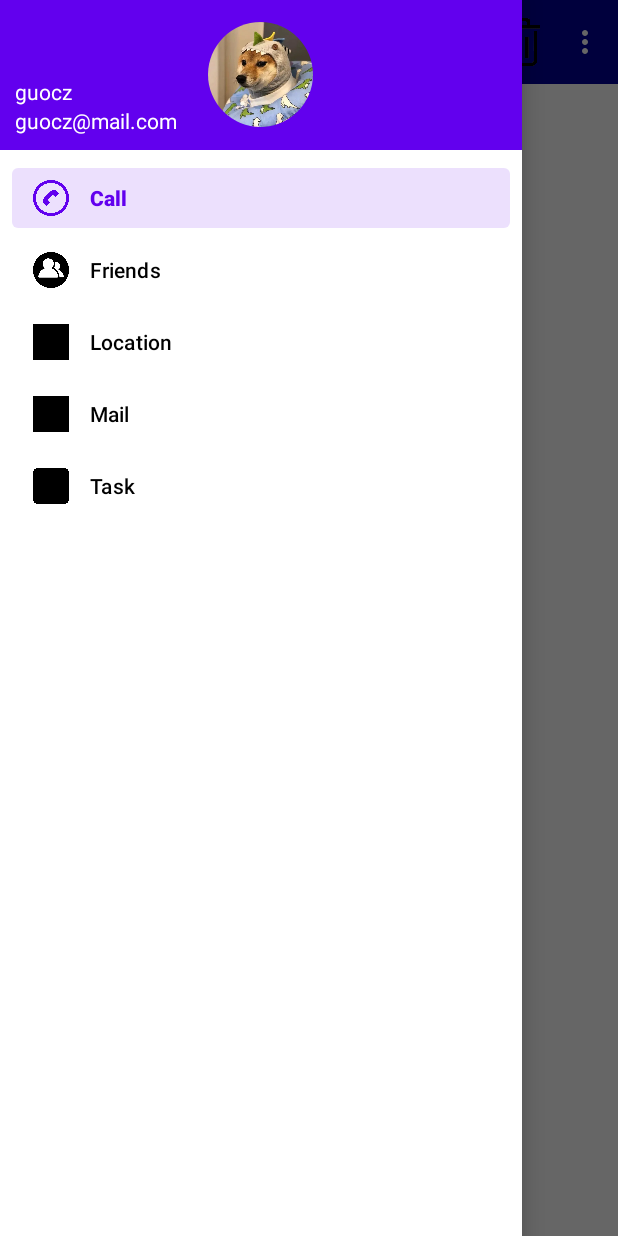
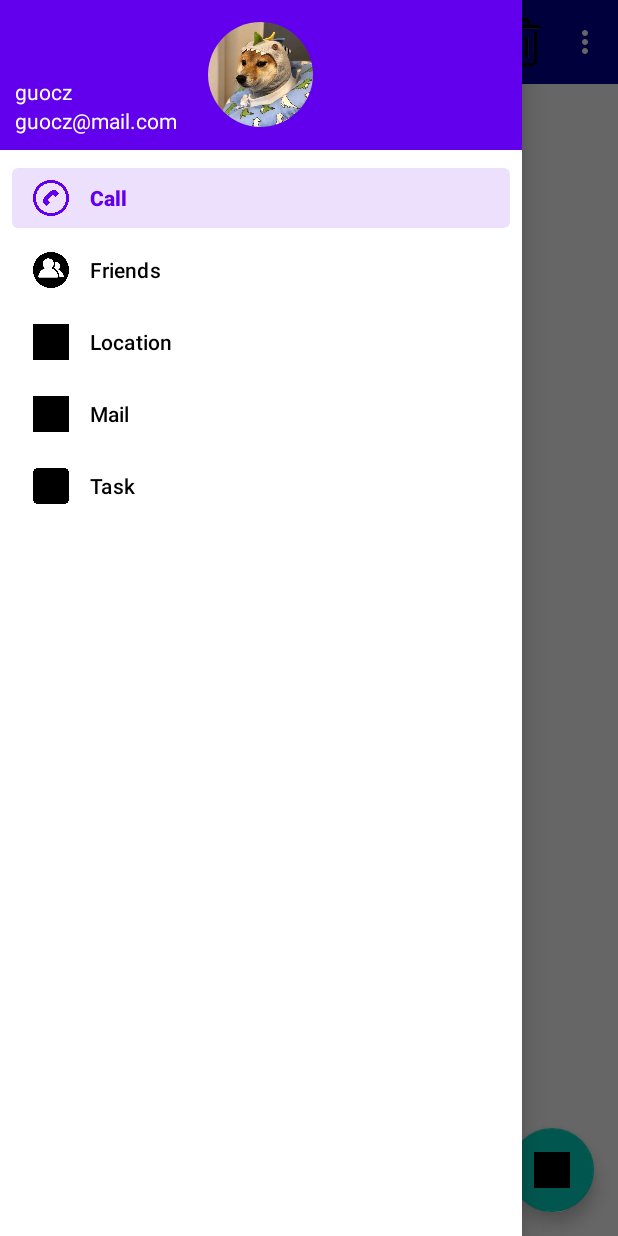
Before and after one commit to guocanzhen/MeterialTest, an Android app: the screen it shows after launch (MainActivity), with the side drawer open, on a phone screen of 412 x 824 dp. Run offline under Robolectric (Android 15) with nearby library versions, the light colour scheme and no system bars; our stand-ins replace CircleImageView.

Commit message:
Material FloatingActionButton

```diff
--- a/app/src/main/java/com/example/meterialtest/MainActivity.java
+++ b/app/src/main/java/com/example/meterialtest/MainActivity.java
@@ -11,8 +11,10 @@ import android.os.Bundle;
 import android.view.Gravity;
 import android.view.Menu;
 import android.view.MenuItem;
+import android.view.View;
 import android.widget.Toast;
 
+import com.google.android.material.floatingactionbutton.FloatingActionButton;
 import com.google.android.material.navigation.NavigationView;
 
 public class MainActivity extends AppCompatActivity {
@@ -37,6 +39,10 @@ public class MainActivity extends AppCompatActivity {
             actionBar.setDisplayHomeAsUpEnabled(true);
             actionBar.setHomeAsUpIndicator(R.drawable.ic_menu);
         }
+        FloatingActionButton fab = findViewById(R.id.fab);
+        fab.setOnClickListener(v -> {
+            Toast.makeText(this, "Fab clicked", Toast.LENGTH_SHORT).show();
+        });
     }
 
     @Override
--- a/app/src/main/res/layout/activity_main.xml
+++ b/app/src/main/res/layout/activity_main.xml
@@ -17,6 +17,13 @@
             android:theme="@style/ThemeOverlay.AppCompat.Dark.ActionBar"
             app:popupTheme="@style/ThemeOverlay.AppCompat.Light"
             android:layout_height="?attr/actionBarSize"/>
+        <com.google.android.material.floatingactionbutton.FloatingActionButton
+            android:id="@+id/fab"
+            android:layout_width="wrap_content"
+            android:layout_height="wrap_content"
+            android:layout_gravity="bottom|end"
+            android:layout_margin="16dp"
+            android:src="@drawable/icon_done"/>
     </FrameLayout>
 
     <com.google.android.material.navigation.NavigationView
```
Also changed, not shown: app/src/main/res/drawable/icon_done.png (added).
